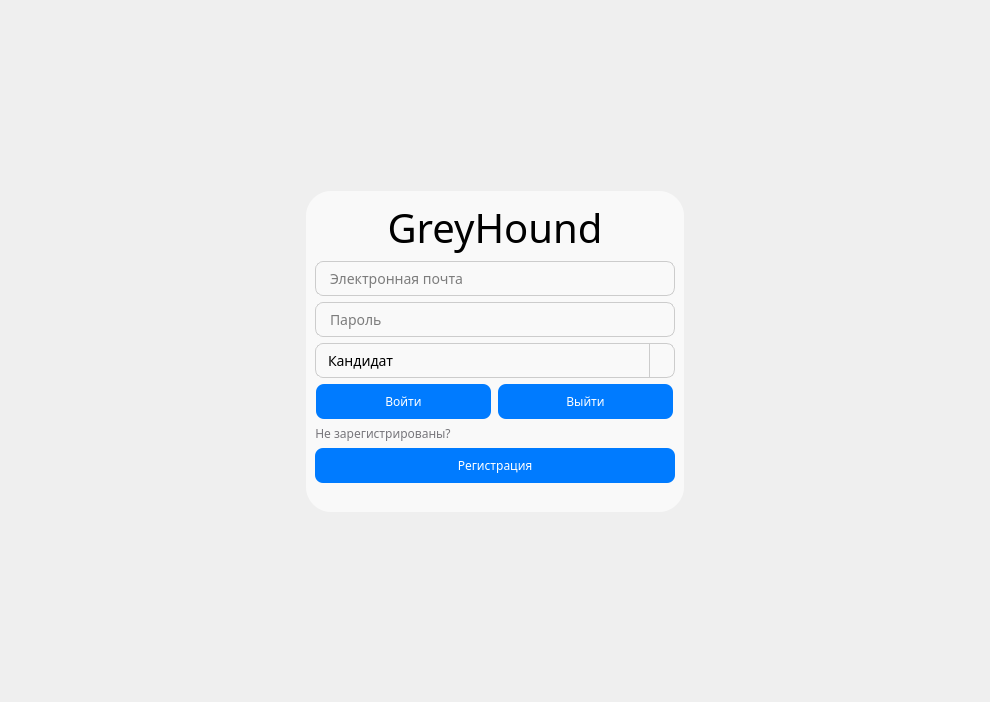
Qt form GreyHound/loginpage.ui (ProteusP/GreyHound-hiring-desktop-app) before a commit.
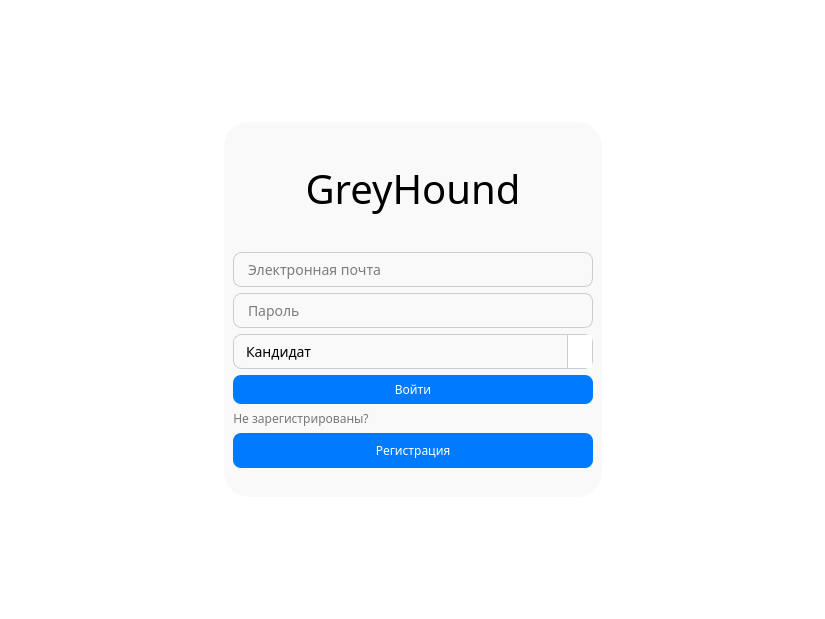
The same form after that commit. Icons and pictures are not drawn.

```diff
--- a/GreyHound/loginpage.ui
+++ b/GreyHound/loginpage.ui
@@ -9,8 +9,8 @@
    <rect>
     <x>0</x>
     <y>0</y>
-    <width>990</width>
-    <height>702</height>
+    <width>825</width>
+    <height>619</height>
    </rect>
   </property>
   <property name="sizePolicy">
@@ -28,6 +28,11 @@
   <property name="windowTitle">
    <string>Form</string>
   </property>
+  <property name="styleSheet">
+   <string notr="true">QMainWindow, QWidget {
+    background-color: white;
+}</string>
+  </property>
   <layout class="QGridLayout" name="gridLayout_2">
    <item row="1" column="0">
     <spacer name="horizontalSpacer">
@@ -54,6 +59,22 @@
      <layout class="QGridLayout" name="gridLayout">
       <item row="1" column="1">
        <layout class="QVBoxLayout" name="verticalLayout_2">
+        <item>
+         <spacer name="verticalSpacer_5">
+          <property name="orientation">
+           <enum>Qt::Orientation::Vertical</enum>
+          </property>
+          <property name="sizeType">
+           <enum>QSizePolicy::Policy::Fixed</enum>
+          </property>
+          <property name="sizeHint" stdset="0">
+           <size>
+            <width>20</width>
+            <height>30</height>
+           </size>
+          </property>
+         </spacer>
+        </item>
         <item>
          <widget class="QLabel" name="label">
           <property name="sizePolicy">
@@ -69,6 +90,11 @@
             <bold>false</bold>
            </font>
           </property>
+          <property name="styleSheet">
+           <string notr="true">QLabel {
+	color: black;
+}</string>
+          </property>
           <property name="text">
            <string>GreyHound</string>
           </property>
@@ -77,6 +103,22 @@
           </property>
          </widget>
         </item>
+        <item>
+         <spacer name="verticalSpacer_4">
+          <property name="orientation">
+           <enum>Qt::Orientation::Vertical</enum>
+          </property>
+          <property name="sizeType">
+           <enum>QSizePolicy::Policy::Fixed</enum>
+          </property>
+          <property name="sizeHint" stdset="0">
+           <size>
+            <width>20</width>
+            <height>30</height>
+           </size>
+          </property>
+         </spacer>
+        </item>
         <item>
          <layout class="QVBoxLayout" name="verticalLayout">
           <item>
@@ -311,6 +353,7 @@
     padding: 6px 12px;
     background-color: #f9f9f9;
     font-size: 14px;
+color: black;
 }</string>
             </property>
             <property name="inputMask">
@@ -357,6 +400,7 @@
     padding: 6px 12px;
     background-color: #f9f9f9;
     font-size: 14px;
+color: black;
 }</string>
             </property>
             <property name="echoMode">
@@ -369,6 +413,9 @@
           </item>
           <item>
            <widget class="QComboBox" name="statusComboBox">
+            <property name="enabled">
+             <bool>true</bool>
+            </property>
             <property name="sizePolicy">
              <sizepolicy hsizetype="Preferred" vsizetype="Fixed">
               <horstretch>0</horstretch>
@@ -387,12 +434,248 @@
               <height>35</height>
              </size>
             </property>
+            <property name="palette">
+             <palette>
+              <active>
+               <colorrole role="WindowText">
+                <brush brushstyle="SolidPattern">
+                 <color alpha="255">
+                  <red>0</red>
+                  <green>0</green>
+                  <blue>0</blue>
+                 </color>
+                </brush>
+               </colorrole>
+               <colorrole role="Button">
+                <brush brushstyle="SolidPattern">
+                 <color alpha="255">
+                  <red>249</red>
+                  <green>249</green>
+                  <blue>249</blue>
+                 </color>
+                </brush>
+               </colorrole>
+               <colorrole role="Text">
+                <brush brushstyle="SolidPattern">
+                 <color alpha="255">
+                  <red>0</red>
+                  <green>0</green>
+                  <blue>0</blue>
+                 </color>
+                </brush>
+               </colorrole>
+               <colorrole role="ButtonText">
+                <brush brushstyle="SolidPattern">
+                 <color alpha="255">
+                  <red>0</red>
+                  <green>0</green>
+                  <blue>0</blue>
+                 </color>
+                </brush>
+               </colorrole>
+               <colorrole role="Base">
+                <brush brushstyle="SolidPattern">
+                 <color alpha="255">
+                  <red>249</red>
+                  <green>249</green>
+                  <blue>249</blue>
+                 </color>
+                </brush>
+               </colorrole>
+               <colorrole role="Window">
+                <brush brushstyle="SolidPattern">
+                 <color alpha="255">
+                  <red>249</red>
+                  <green>249</green>
+                  <blue>249</blue>
+                 </color>
+                </brush>
+               </colorrole>
+               <colorrole role="Shadow">
+                <brush brushstyle="SolidPattern">
+                 <color alpha="255">
+                  <red>255</red>
+                  <green>255</green>
+                  <blue>255</blue>
+                 </color>
+                </brush>
+               </colorrole>
+               <colorrole role="PlaceholderText">
+                <brush brushstyle="SolidPattern">
+                 <color alpha="128">
+                  <red>0</red>
+                  <green>0</green>
+                  <blue>0</blue>
+                 </color>
+                </brush>
+               </colorrole>
+              </active>
+              <inactive>
+               <colorrole role="WindowText">
+                <brush brushstyle="SolidPattern">
+                 <color alpha="255">
+                  <red>0</red>
+                  <green>0</green>
+                  <blue>0</blue>
+                 </color>
+                </brush>
+               </colorrole>
+               <colorrole role="Button">
+                <brush brushstyle="SolidPattern">
+                 <color alpha="255">
+                  <red>249</red>
+                  <green>249</green>
+                  <blue>249</blue>
+                 </color>
+                </brush>
+               </colorrole>
+               <colorrole role="Text">
+                <brush brushstyle="SolidPattern">
+                 <color alpha="255">
+                  <red>0</red>
+                  <green>0</green>
+                  <blue>0</blue>
+                 </color>
+                </brush>
+               </colorrole>
+               <colorrole role="ButtonText">
+                <brush brushstyle="SolidPattern">
+                 <color alpha="255">
+                  <red>0</red>
+                  <green>0</green>
+                  <blue>0</blue>
+                 </color>
+                </brush>
+               </colorrole>
+               <colorrole role="Base">
+                <brush brushstyle="SolidPattern">
+                 <color alpha="255">
+                  <red>249</red>
+                  <green>249</green>
+                  <blue>249</blue>
+                 </color>
+                </brush>
+               </colorrole>
+               <colorrole role="Window">
+                <brush brushstyle="SolidPattern">
+                 <color alpha="255">
+                  <red>249</red>
+                  <green>249</green>
+                  <blue>249</blue>
+                 </color>
+                </brush>
+               </colorrole>
+               <colorrole role="Shadow">
+                <brush brushstyle="SolidPattern">
+                 <color alpha="255">
+                  <red>255</red>
+                  <green>255</green>
+                  <blue>255</blue>
+                 </color>
+                </brush>
+               </colorrole>
+               <colorrole role="PlaceholderText">
+                <brush brushstyle="SolidPattern">
+                 <color alpha="128">
+                  <red>0</red>
+                  <green>0</green>
+                  <blue>0</blue>
+                 </color>
+                </brush>
+               </colorrole>
+              </inactive>
+              <disabled>
+               <colorrole role="WindowText">
+                <brush brushstyle="SolidPattern">
+                 <color alpha="255">
+                  <red>0</red>
+                  <green>0</green>
+                  <blue>0</blue>
+                 </color>
+                </brush>
+               </colorrole>
+               <colorrole role="Button">
+                <brush brushstyle="SolidPattern">
+                 <color alpha="255">
+                  <red>249</red>
+                  <green>249</green>
+                  <blue>249</blue>
+                 </color>
+                </brush>
+               </colorrole>
+               <colorrole role="Text">
+                <brush brushstyle="SolidPattern">
+                 <color alpha="255">
+                  <red>0</red>
+                  <green>0</green>
+                  <blue>0</blue>
+                 </color>
+                </brush>
+               </colorrole>
+               <colorrole role="ButtonText">
+                <brush brushstyle="SolidPattern">
+                 <color alpha="255">
+                  <red>0</red>
+                  <green>0</green>
+                  <blue>0</blue>
+                 </color>
+                </brush>
+               </colorrole>
+               <colorrole role="Base">
+                <brush brushstyle="SolidPattern">
+                 <color alpha="255">
+                  <red>249</red>
+                  <green>249</green>
+                  <blue>249</blue>
+                 </color>
+                </brush>
+               </colorrole>
+               <colorrole role="Window">
+                <brush brushstyle="SolidPattern">
+                 <color alpha="255">
+                  <red>249</red>
+                  <green>249</green>
+                  <blue>249</blue>
+                 </color>
+                </brush>
+               </colorrole>
+               <colorrole role="Shadow">
+                <brush brushstyle="SolidPattern">
+                 <color alpha="255">
+                  <red>255</red>
+                  <green>255</green>
+                  <blue>255</blue>
+                 </color>
+                </brush>
+               </colorrole>
+               <colorrole role="PlaceholderText">
+                <brush brushstyle="SolidPattern">
+                 <color alpha="128">
+                  <red>0</red>
+                  <green>0</green>
+                  <blue>0</blue>
+                 </color>
+                </brush>
+               </colorrole>
+              </disabled>
+             </palette>
+            </property>
             <property name="font">
              <font>
               <family>Golos Text</family>
               <pointsize>-1</pointsize>
+              <hintingpreference>PreferDefaultHinting</hintingpreference>
              </font>
             </property>
+            <property name="focusPolicy">
+             <enum>Qt::FocusPolicy::WheelFocus</enum>
+            </property>
+            <property name="layoutDirection">
+             <enum>Qt::LayoutDirection::LeftToRight</enum>
+            </property>
+            <property name="autoFillBackground">
+             <bool>false</bool>
+            </property>
             <property name="styleSheet">
              <string notr="true">QComboBox {
     border: 1px solid #ccc;
@@ -400,28 +683,37 @@
     padding: 6px 12px;
     background-color: #f9f9f9;
     font-size: 14px;
+	color: black;
 }
 QComboBox QAbstractItemView {
     background-color: white;
     color: black;
-    selection-background-color: #007BFF;
+    selection-background-color: white;
     selection-color: black;
     border: 1px solid #ccc;
     font-size: 14px;
+
 }
 QComboBox::down-arrow {
     
 	image: url(:/caret-down.png);
     width: 12px;
     height: 12px;
+background-color: white;
 }
 QComboBox::drop-down {
     subcontrol-origin: padding;
     subcontrol-position: top right;
     width: 24px;
     border-left: 1px solid #ccc;
-}
-</string>
+background-color: white;
+}</string>
+            </property>
+            <property name="editable">
+             <bool>false</bool>
+            </property>
+            <property name="sizeAdjustPolicy">
+             <enum>QComboBox::SizeAdjustPolicy::AdjustToContents</enum>
             </property>
             <item>
              <property name="text">
@@ -449,20 +741,20 @@
             <item>
              <widget class="QPushButton" name="loginPB">
               <property name="sizePolicy">
-               <sizepolicy hsizetype="Fixed" vsizetype="Fixed">
+               <sizepolicy hsizetype="Expanding" vsizetype="Fixed">
                 <horstretch>0</horstretch>
                 <verstretch>0</verstretch>
                </sizepolicy>
               </property>
               <property name="minimumSize">
                <size>
-                <width>175</width>
-                <height>35</height>
+                <width>0</width>
+                <height>0</height>
                </size>
               </property>
               <property name="maximumSize">
                <size>
-                <width>175</width>
+                <width>360</width>
                 <height>35</height>
                </size>
               </property>
@@ -488,48 +780,6 @@
               </property>
              </widget>
             </item>
-            <item>
-             <widget class="QPushButton" name="exitPB">
-              <property name="sizePolicy">
-               <sizepolicy hsizetype="Fixed" vsizetype="Fixed">
-                <horstretch>0</horstretch>
-                <verstretch>0</verstretch>
-               </sizepolicy>
-              </property>
-              <property name="minimumSize">
-               <size>
-                <width>175</width>
-                <height>35</height>
-               </size>
-              </property>
-              <property name="maximumSize">
-               <size>
-                <width>175</width>
-                <height>35</height>
-               </size>
-              </property>
-              <property name="font">
-               <font>
-                <family>Golos Text</family>
-               </font>
-              </property>
-              <property name="styleSheet">
-               <string notr="true">QPushButton {
-    background-color: #007BFF;
-    color: white;
-    border-radius: 8px;
-    padding: 6px 12px;
-}
-
-QPushButton:hover {
-    background-color: #0069d9;
-}</string>
-              </property>
-              <property name="text">
-               <string>Выйти</string>
-              </property>
-             </widget>
-            </item>
            </layout>
           </item>
           <item>
@@ -565,56 +815,56 @@
             </property>
            </widget>
           </item>
-          <item>
-           <widget class="QPushButton" name="registerPB">
-            <property name="sizePolicy">
-             <sizepolicy hsizetype="Preferred" vsizetype="Preferred">
-              <horstretch>0</horstretch>
-              <verstretch>0</verstretch>
-             </sizepolicy>
-            </property>
-            <property name="minimumSize">
-             <size>
-              <width>360</width>
-              <height>35</height>
-             </size>
-            </property>
-            <property name="maximumSize">
-             <size>
-              <width>360</width>
-              <height>35</height>
-             </size>
-            </property>
-            <property name="font">
-             <font>
-              <family>Golos Text</family>
-             </font>
-            </property>
-            <property name="styleSheet">
-             <string notr="true">QPushButton {
-    background-color: #007BFF;
-    color: white;
-    border-radius: 8px;
-    padding: 6px 12px;
-}
-
-QPushButton:hover {
-    background-color: #0069d9;
-}</string>
-            </property>
-            <property name="text">
-             <string>Регистрация</string>
-            </property>
-            <property name="iconSize">
-             <size>
-              <width>16</width>
-              <height>20</height>
-             </size>
-            </property>
-           </widget>
-          </item>
          </layout>
         </item>
+        <item>
+         <widget class="QPushButton" name="registerPB">
+          <property name="sizePolicy">
+           <sizepolicy hsizetype="Preferred" vsizetype="Fixed">
+            <horstretch>0</horstretch>
+            <verstretch>0</verstretch>
+           </sizepolicy>
+          </property>
+          <property name="minimumSize">
+           <size>
+            <width>360</width>
+            <height>35</height>
+           </size>
+          </property>
+          <property name="maximumSize">
+           <size>
+            <width>360</width>
+            <height>35</height>
+           </size>
+          </property>
+          <property name="font">
+           <font>
+            <family>Golos Text</family>
+           </font>
+          </property>
+          <property name="styleSheet">
+           <string notr="true">QPushButton {
+    background-color: #007BFF;
+    color: white;
+    border-radius: 8px;
+    padding: 6px 12px;
+}
+
+QPushButton:hover {
+    background-color: #0069d9;
+}</string>
+          </property>
+          <property name="text">
+           <string>Регистрация</string>
+          </property>
+          <property name="iconSize">
+           <size>
+            <width>16</width>
+            <height>20</height>
+           </size>
+          </property>
+         </widget>
+        </item>
        </layout>
       </item>
       <item row="2" column="1">
```
Left out of the diff: 32 changed lines with no effect on the pictures.
